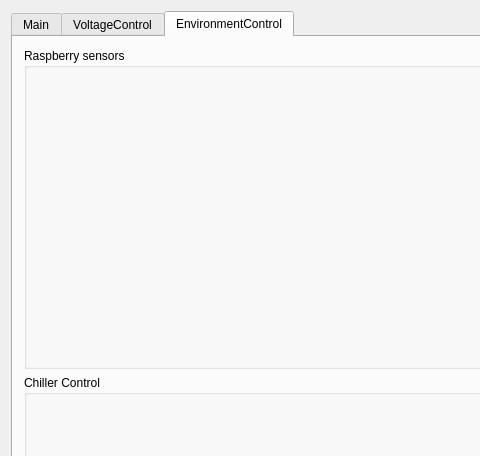
This is gui/mainwindow.ui in thomaseichhorn/burnin as Qt 5 draws it before an edit; both pictures show x 0 to 480 and y 0 to 456 of the 786 by 770 pixel window. The edited form follows.
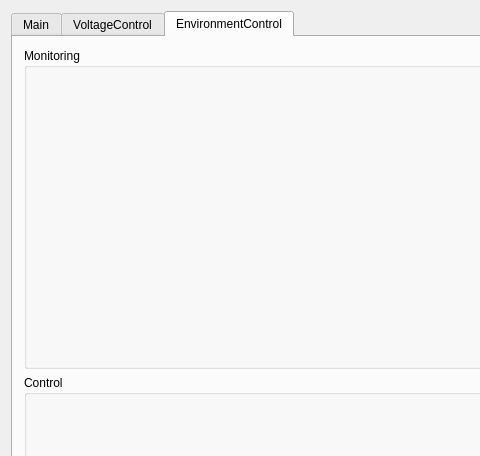
This is the edited form. The open tabs and pages were chosen to show the change.

Commit message: Raspberry sensors display fixed

Patch:
```diff
--- a/gui/mainwindow.ui
+++ b/gui/mainwindow.ui
@@ -234,14 +234,14 @@
           <item>
            <widget class="QGroupBox" name="groupBox_3">
             <property name="title">
-             <string>Raspberry sensors</string>
+             <string>Monitoring</string>
             </property>
            </widget>
           </item>
           <item>
            <widget class="QGroupBox" name="groupBox_Chiller">
             <property name="title">
-             <string>Chiller Control</string>
+             <string>Control</string>
             </property>
            </widget>
           </item>
```
Left out of the diff: 4 changed lines with no effect on the pictures. The commit also changes 6 other files.
